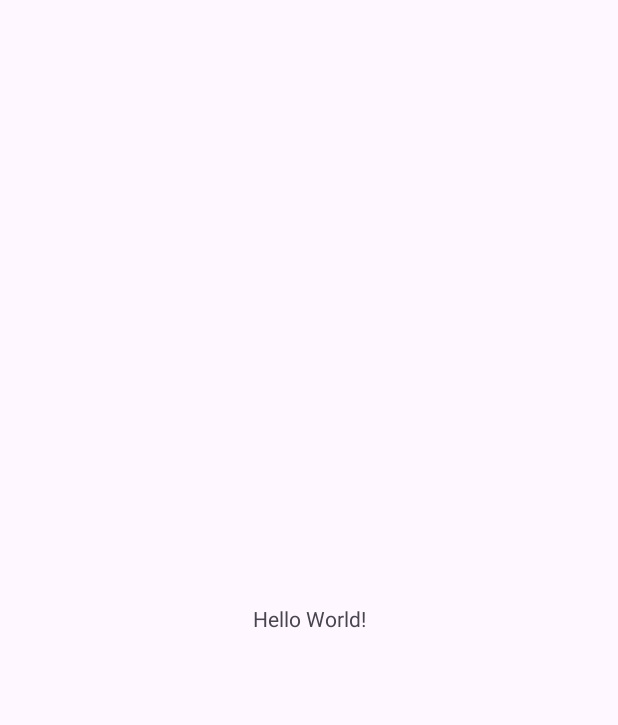
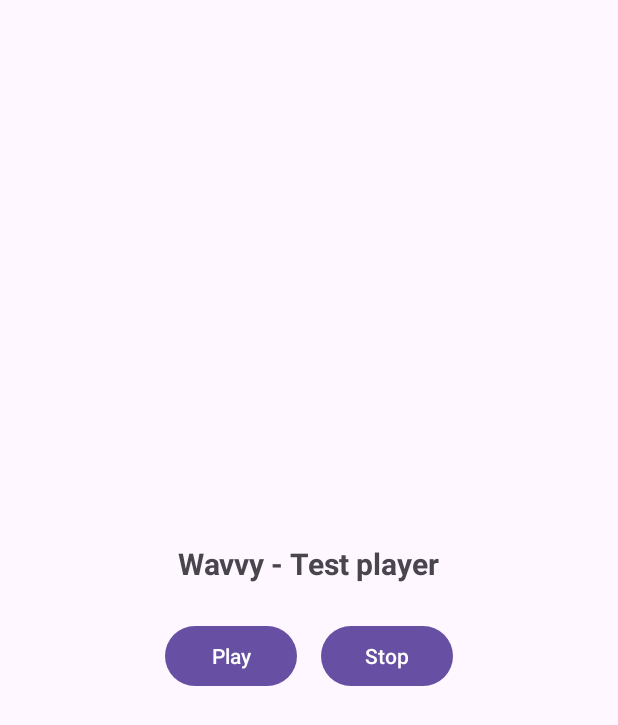
Before and after one commit to MarianSeboraUKF/VyvojHudobnejStreamovacejAplikacie, an Android app: the screen it shows after launch (MainActivity), on a phone screen of 412 x 824 dp. Before the commit the part shown is almost empty. Shown: the top 725 px of the screen. Run offline under Robolectric (Android 15) with nearby library versions, the phone set to English and light mode, and no system bars.

Commit message:
Pridanie ExoPlayer + Play, Pause a Stop Buttons
Pridanie ExoPlayer, 1 Track + Play, Pause, Stop Buttons a overenie prehrávania daného tracku.

```diff
--- a/app/build.gradle.kts
+++ b/app/build.gradle.kts
@@ -41,4 +41,6 @@ dependencies {
     testImplementation(libs.junit)
     androidTestImplementation(libs.ext.junit)
     androidTestImplementation(libs.espresso.core)
+    implementation("androidx.media3:media3-exoplayer:1.5.1")
+    implementation("androidx.media3:media3-ui:1.5.1")
 }
--- a/app/src/main/java/sk/ukf/wavvy/MainActivity.java
+++ b/app/src/main/java/sk/ukf/wavvy/MainActivity.java
@@ -1,24 +1,69 @@
 package sk.ukf.wavvy;
 
 import android.os.Bundle;
-
-import androidx.activity.EdgeToEdge;
+import android.widget.Button;
 import androidx.appcompat.app.AppCompatActivity;
-import androidx.core.graphics.Insets;
-import androidx.core.view.ViewCompat;
-import androidx.core.view.WindowInsetsCompat;
+import androidx.media3.common.MediaItem;
+import androidx.media3.exoplayer.ExoPlayer;
 
 public class MainActivity extends AppCompatActivity {
-
+    private ExoPlayer player;
+    private Button btnPlayPause;
+    private Button btnStop;
     @Override
     protected void onCreate(Bundle savedInstanceState) {
         super.onCreate(savedInstanceState);
-        EdgeToEdge.enable(this);
         setContentView(R.layout.activity_main);
-        ViewCompat.setOnApplyWindowInsetsListener(findViewById(R.id.main), (v, insets) -> {
-            Insets systemBars = insets.getInsets(WindowInsetsCompat.Type.systemBars());
-            v.setPadding(systemBars.left, systemBars.top, systemBars.right, systemBars.bottom);
-            return insets;
-        });
+
+        btnPlayPause = findViewById(R.id.btnPlayPause);
+        btnStop = findViewById(R.id.btnStop);
+
+        player = new ExoPlayer.Builder(this).build();
+
+        MediaItem mediaItem = MediaItem.fromUri(
+                "android.resource://" + getPackageName() + "/" + R.raw.test_track
+        );
+        player.setMediaItem(mediaItem);
+        player.prepare();
+
+        btnPlayPause.setOnClickListener(v -> togglePlayPause());
+        btnStop.setOnClickListener(v -> stopPlayback());
+
+        updateButtonText();
+    }
+    private void togglePlayPause() {
+        if (player == null) return;
+
+        if (player.isPlaying()) {
+            player.pause();
+        } else {
+            player.play();
+        }
+        updateButtonText();
+    }
+    private void stopPlayback() {
+        if (player == null) return;
+        player.pause();
+        player.seekTo(0);
+        updateButtonText();
+    }
+    private void updateButtonText() {
+        if (player == null) return;
+        btnPlayPause.setText(player.isPlaying() ? "Pause" : "Play");
+    }
+    @Override
+    protected void onStop() {
+        super.onStop();
+        if (player != null) {
+            player.pause();
+        }
+    }
+    @Override
+    protected void onDestroy() {
+        super.onDestroy();
+        if (player != null) {
+            player.release();
+            player = null;
+        }
     }
 }
--- a/app/src/main/res/layout/activity_main.xml
+++ b/app/src/main/res/layout/activity_main.xml
@@ -1,19 +1,37 @@
 <?xml version="1.0" encoding="utf-8"?>
-<androidx.constraintlayout.widget.ConstraintLayout xmlns:android="http://schemas.android.com/apk/res/android"
-    xmlns:app="http://schemas.android.com/apk/res-auto"
-    xmlns:tools="http://schemas.android.com/tools"
-    android:id="@+id/main"
+<LinearLayout xmlns:android="http://schemas.android.com/apk/res/android"
     android:layout_width="match_parent"
     android:layout_height="match_parent"
-    tools:context=".MainActivity">
+    android:orientation="vertical"
+    android:gravity="center"
+    android:padding="24dp">
 
     <TextView
+        android:id="@+id/tvTitle"
         android:layout_width="wrap_content"
         android:layout_height="wrap_content"
-        android:text="Hello World!"
-        app:layout_constraintBottom_toBottomOf="parent"
-        app:layout_constraintEnd_toEndOf="parent"
-        app:layout_constraintStart_toStartOf="parent"
-        app:layout_constraintTop_toTopOf="parent" />
+        android:text="Wavvy - Test player"
+        android:textSize="20sp"
+        android:textStyle="bold"
+        android:layout_marginBottom="24dp" />
 
-</androidx.constraintlayout.widget.ConstraintLayout>
+    <LinearLayout
+        android:layout_width="wrap_content"
+        android:layout_height="wrap_content"
+        android:orientation="horizontal">
+
+        <Button
+            android:id="@+id/btnPlayPause"
+            android:layout_width="wrap_content"
+            android:layout_height="wrap_content"
+            android:text="Play"
+            android:layout_marginEnd="16dp" />
+
+        <Button
+            android:id="@+id/btnStop"
+            android:layout_width="wrap_content"
+            android:layout_height="wrap_content"
+            android:text="Stop" />
+    </LinearLayout>
+
+</LinearLayout>
```
Also changed, not shown: 1 other file.
